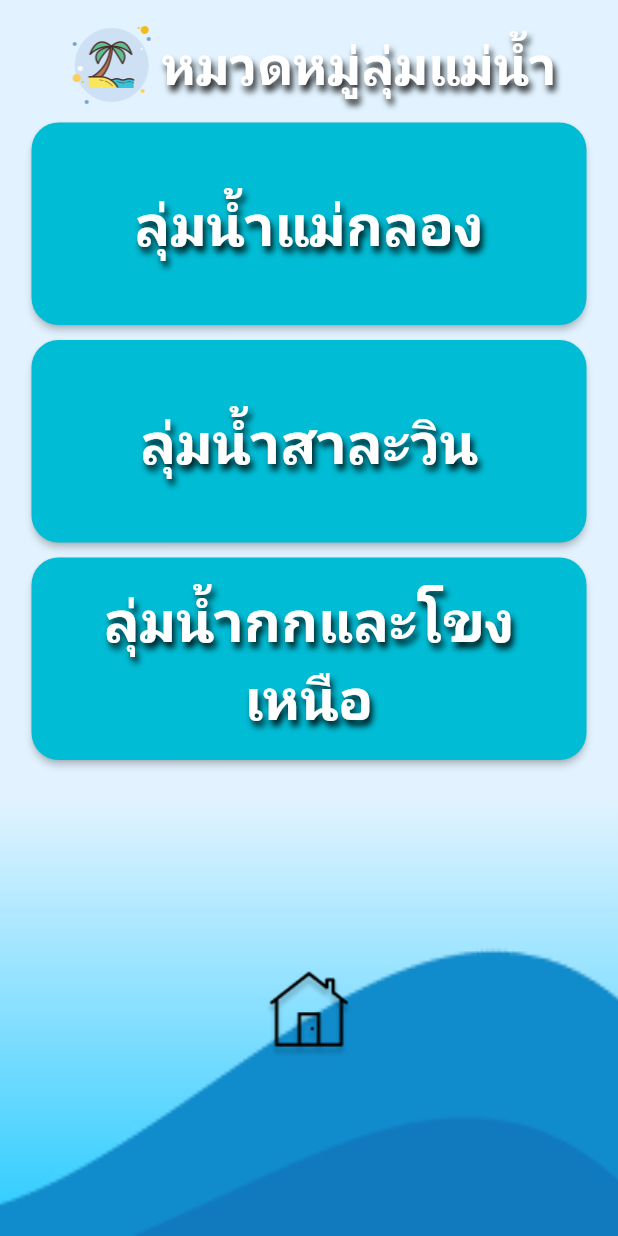
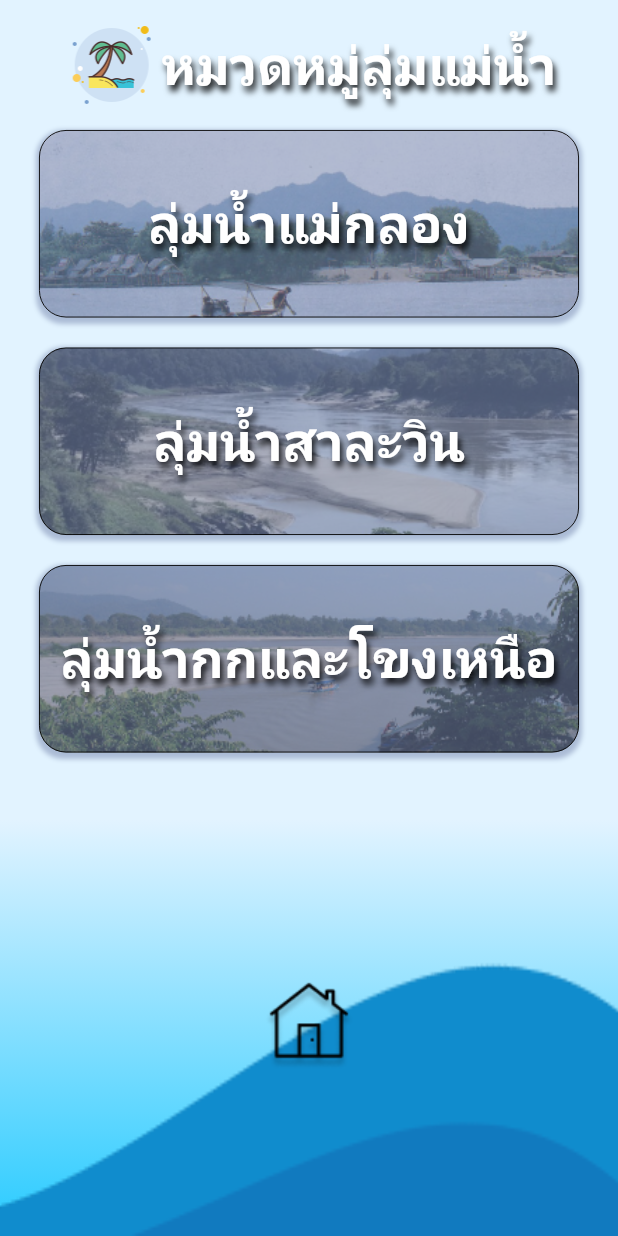
Before and after one commit to dudkinox/FlutterMobileAppTeleDWR, a Flutter app: the ListRiver screen opened directly, on a phone screen of 412 x 824 dp. Run offline on Flutter 3.47's test engine with Material 2 defaults, Android fonts, the phone set to English and light mode, and no system bars; our stand-ins replace avatar_glow, fluttertoast; missing offline and left inert: bezier_chart, flutter_glow.

Commit message:
Update1/6/2564 19.17น.

```diff
--- a/lib/Application/OverViewPage.dart
+++ b/lib/Application/OverViewPage.dart
@@ -1,4 +1,5 @@
 import 'dart:convert';
+import 'package:avatar_glow/avatar_glow.dart';
 import 'package:http/http.dart' as http;
 import 'package:dwr0001/Models/station_model.dart';
 import 'package:flutter/material.dart';
@@ -31,7 +32,6 @@ class MyDisplayClass extends StatelessWidget {
         elevation: 10.0,
       ),
       body: Center(
-
         child: FutureBuilder<List<StationModel>>(
           future: getStationList(basinID),
           builder: (context, snapshot) {
@@ -43,9 +43,13 @@ class MyDisplayClass extends StatelessWidget {
                   children: [
                     new ListTile(
                       leading: Container(
-                      child: Material(
-                        shape: CircleBorder(),
-                        elevation: 2.0,
+                      child: AvatarGlow(
+                          glowColor: Colors.blue,
+                          endRadius: 35.0,
+                          duration: Duration(milliseconds: 2000),
+                          repeat: true,
+                          showTwoGlows: true,
+                          repeatPauseDuration: Duration(milliseconds: 200),
                   child: CircleAvatar(
                         radius: 18.0,
                         child: CircleAvatar(
--- a/lib/Application/StationPage.dart
+++ b/lib/Application/StationPage.dart
@@ -1,6 +1,8 @@
 import 'dart:convert';
 import 'package:bezier_chart/bezier_chart.dart';
+import 'package:dwr0001/Application/OverViewPage.dart';
 import 'package:dwr0001/Models/station_model.dart';
+import 'package:dwr0001/components/body.dart';
 import 'package:flutter/cupertino.dart';
 import 'package:flutter/material.dart';
 import 'package:http/http.dart' as http;
@@ -750,7 +752,7 @@ class MyDisplayClass extends StatelessWidget {
                     builder: (context, snapshot) {
                       if (snapshot.hasData) {
                         final List<DataModelGet> data = snapshot.data;
-                        print(data);
+                        // print(data);
                         return SingleChildScrollView(
                           scrollDirection: Axis.vertical,
                           child: DataTable(
@@ -873,7 +875,7 @@ class MyDisplayClass extends StatelessWidget {
               builder: (context, snapshot) {
                 if (snapshot.hasData) {
                   final List<DataModelGet> data = snapshot.data;
-                  print(data);
+                  // print(data);
                   return SingleChildScrollView(
                       child: Padding(
                     padding: EdgeInsets.all(16.0),
@@ -1009,12 +1011,7 @@ class MyDisplayClass extends StatelessWidget {
               },
             )),
             RefreshIndicator(
-              onRefresh: () async {
-                imageCache.clear();
-                //String url = "your url";
-                //await CachedNetworkImage.evictFromCache(url);
-                await Future.delayed(Duration(seconds: 1));
-              },
+              onRefresh: _handleRefresh,
               child: Padding(
                 padding: const EdgeInsets.all(8.0),
                 child: ListView(children: <Widget>[
@@ -1034,7 +1031,7 @@ class MyDisplayClass extends StatelessWidget {
                       child: Padding(
                         padding: const EdgeInsets.all(8.0),
                         child: FadeInImage.assetNetwork(
-                          placeholder: 'image/loading1.gif',
+                          placeholder: 'assets/images/loading1.gif',
                           image: ('http://tele-maeklong.dwr.go.th/image/' +
                               stnId +
                               '/CCTV_image/Overview_1.jpg'),
@@ -1052,7 +1049,7 @@ class MyDisplayClass extends StatelessWidget {
                       child: Padding(
                         padding: const EdgeInsets.all(8.0),
                         child: FadeInImage.assetNetwork(
-                          placeholder: 'image/loading1.gif',
+                          placeholder: 'assets/images/loading1.gif',
                           image: ('http://tele-maeklong.dwr.go.th/image/' +
                               stnId +
                               '/CCTV_image/Staff_1.jpg'),
@@ -1071,8 +1068,15 @@ class MyDisplayClass extends StatelessWidget {
 }
 
 Future<Null> _handleRefresh() {
-  return null;
+  BuildContext context;
+  // Navigator.pushReplacement(
+  //   context, PageRouteBuilder(pageBuilder: (a,b,c) =>MyDisplayClass(0),transitionDuration: Duration(seconds: 0)));
+    Navigator.of(context).pushReplacement(
+                      MaterialPageRoute(builder: (context) => Mainbody()),
+                    );
+
 }
+
 
 Future<StationModel> getStation(String stn_id) async {
   final String url =
@@ -1083,10 +1087,10 @@ Future<StationModel> getStation(String stn_id) async {
   //final String url = "https://jsonplaceholder.typicode.com/todos/1";
   final response = await http.get(Uri.parse(url));
   if (response.statusCode == 200) {
-    print('Response status: ${response.statusCode}');
-    print('Response body: ${response.body}');
+    // print('Response status: ${response.statusCode}');
+    // print('Response body: ${response.body}');
     final station = jsonDecode(response.body);
-    print('Response JsonDecode: $station');
+    // print('Response JsonDecode: $station');
     return StationModel.fromJson(station);
   } else {
     throw Exception();
@@ -1106,8 +1110,8 @@ Future<List<StationModel>> getStationList() async {
       "http://tele-maeklong.dwr.go.th/webservice/webservice_mk_json";
   final response = await http.get(Uri.parse(url));
   if (response.statusCode == 200) {
-    print('Response status: ${response.statusCode}');
-    print('Response body: ${response.body}');
+    // print('Response status: ${response.statusCode}');
+    // print('Response body: ${response.body}');
 
     return parseStation(response.body);
   } else {
@@ -1116,7 +1120,7 @@ Future<List<StationModel>> getStationList() async {
 }
 
 loadData() async {
-  print("LoadData");
+  // print("LoadData");
 }
 
 List<StationModel> parseData(String responseBody) {
@@ -1135,10 +1139,10 @@ Future<StationModel> getStationData(String stn_id) async {
   //final String url = "https://jsonplaceholder.typicode.com/todos/1";
   final response = await http.get(Uri.parse(url));
   if (response.statusCode == 200) {
-    print('Response status: ${response.statusCode}');
-    print('Response body: ${response.body}');
+    // print('Response status: ${response.statusCode}');
+    // print('Response body: ${response.body}');
     final station = jsonDecode(response.body);
-    print('Response JsonDecode: $station');
+    // print('Response JsonDecode: $station');
     return StationModel.fromJson(station);
   } else {
     throw Exception();
@@ -1160,7 +1164,7 @@ Future<List<DataModelGet>> getStationData24H(String stn_id) async {
   //final String url = "https://jsonplaceholder.typicode.com/todos/1";
   final response = await http.get(Uri.parse(url));
   if (response.statusCode == 200) {
-    print('Response status: ${response.statusCode}');
+    // print('Response status: ${response.statusCode}');
     //print('Response body: ${response.body}');
     return parseData_(response.body);
   } else {
--- a/lib/components/eventmenu/Eventpage.dart
+++ b/lib/components/eventmenu/Eventpage.dart
@@ -2,7 +2,6 @@ import 'package:dwr0001/components/body.dart';
 import '../../constants.dart';
 import 'package:flutter/material.dart';
 import 'package:flutter/rendering.dart';
-import 'MainBox.dart';
 import '../river/River.dart';
 
 class EventPage extends StatelessWidget {
@@ -29,8 +28,7 @@ class EventPage extends StatelessWidget {
                       image: AssetImage('assets/images/river.png'),
                       fit: BoxFit.cover,
                       colorFilter: ColorFilter.mode(
-                            backgroundmenu.withOpacity(0.45),
-                            BlendMode.dstATop)),
+                          backgroundmenu.withOpacity(0.45), BlendMode.dstATop)),
                   color: backgroundmenu,
                   boxShadow: [
                     BoxShadow(
@@ -88,8 +86,7 @@ class EventPage extends StatelessWidget {
                             color: backgroundmenu.withOpacity(0.5),
                             spreadRadius: 2,
                             blurRadius: 2,
-                              offset:
-                                  Offset(0, 2), // changes position of shadow
+                            offset: Offset(0, 2), // changes position of shadow
                           ),
                         ],
                       ),
@@ -131,8 +128,7 @@ class EventPage extends StatelessWidget {
                             color: backgroundmenu.withOpacity(0.5),
                             spreadRadius: 2,
                             blurRadius: 2,
-                              offset:
-                                  Offset(0, 2), // changes position of shadow
+                            offset: Offset(0, 2), // changes position of shadow
                           ),
                         ],
                       ),
@@ -163,11 +159,10 @@ class EventPage extends StatelessWidget {
             Expanded(
               flex: 1,
               child: Container(
-                  height: size.height*1,
-                  width: size.width*1,
-
+                height: size.height * 1,
+                width: size.width * 1,
+                margin: const EdgeInsets.only(top: 130),
                 decoration: BoxDecoration(
-
                   image: DecorationImage(
                       image: AssetImage("assets/images/wavedown.png"),
                       fit: BoxFit.cover),
@@ -185,7 +180,8 @@ class EventPage extends StatelessWidget {
                     Navigator.of(context).pushReplacement(
                       MaterialPageRoute(builder: (context) => Mainbody()),
                     );
-                      }),
+                  },
+                ),
               ),
             ),
           ],
--- a/lib/components/eventmenu/MainBox.dart
+++ /dev/null
@@ -1,47 +0,0 @@
-import 'package:flutter/material.dart';
-
-// สร้าง container ต้นแบบ
-class Mainbox extends StatelessWidget {
-  final String title; //ชื่อหัวข้อ
-  final Color color; //สีกล่อง
-  final double height; //ความสูงกล่อง
-  final double width; //ความกว้างกล่อง
-  final press; //การใช้งาน
-
-  const Mainbox({
-    Key key,
-    this.title,
-    this.color,
-    this.height,
-    this.width,
-    this.press,
-    int font,
-  });
-
-  @override
-  Widget build(BuildContext context) {
-    return Container(
-      height: height,
-      width: width,
-      child: ElevatedButton(
-        style: ElevatedButton.styleFrom(
-          shape: RoundedRectangleBorder(
-            borderRadius: BorderRadius.circular(18), // <-- Radius
-          ),
-        ),
-        onPressed: press,
-        child: Text(
-          title,
-          style: TextStyle(shadows: [
-            Shadow(
-              blurRadius: 5.0,
-              color: Colors.black87,
-              offset: Offset(2.0, 4.0),
-            ),
-          ], fontSize: 38, color: Colors.white, fontWeight: FontWeight.bold),
-          textAlign: TextAlign.center,
-        ),
-      ),
-    );
-  }
-}
--- a/lib/components/river/River.dart
+++ b/lib/components/river/River.dart
@@ -1,6 +1,5 @@
 import 'package:dwr0001/Application/OverViewPage.dart';
 import 'package:dwr0001/components/body.dart';
-import 'package:dwr0001/components/eventmenu/MainBox.dart';
 import 'package:flutter/material.dart';
 import '../../constants.dart';
 
@@ -70,6 +69,7 @@ class River extends StatelessWidget {
 class ListRiver extends StatelessWidget {
   @override
   Widget build(BuildContext context) {
+    Size size = MediaQuery.of(context).size;
     return Scaffold(
       body: Container(
         color: backgroundmainColor,
@@ -104,13 +104,49 @@ class ListRiver extends StatelessWidget {
             Column(
               mainAxisAlignment: MainAxisAlignment.center,
               children: [
-                Mainbox(
-                  title: "ลุ่มน้ำแม่กลอง",
+                GestureDetector(
+                  child: Container(
+                    height: 125,
+                    width: 360,
+                    margin: const EdgeInsets.all(5.0),
+                    decoration: BoxDecoration(
+                      border: Border.all(width: 0.6),
+                      borderRadius: BorderRadius.circular(18),
+                      image: DecorationImage(
+                          image: AssetImage('assets/images/river1.png'),
+                          fit: BoxFit.cover,
+                          colorFilter: ColorFilter.mode(
+                              backgroundmenu.withOpacity(0.45),
+                              BlendMode.dstATop)),
+                      color: backgroundmenu,
+                      boxShadow: [
+                        BoxShadow(
+                          color: backgroundmenu.withOpacity(0.5),
+                          spreadRadius: 2,
+                          blurRadius: 2,
+                          offset: Offset(0, 2), // changes position of shadow
+                        ),
+                      ],
+                    ),
+                    child: Center(
+                      child: Text(
+                        "ลุ่มน้ำแม่กลอง",
+                        style: TextStyle(
+                            shadows: [
+                              Shadow(
+                                blurRadius: 5.0,
+                                color: Colors.black87,
+                                offset: Offset(2.0, 4.0),
+                              ),
+                            ],
+                            fontSize: 35,
                             color: Colors.white,
-                  height: 135,
-                  width: 370,
-                  font: 30,
-                  press: () {
+                            fontWeight: FontWeight.bold),
+                        textAlign: TextAlign.center,
+                      ),
+                    ),
+                  ),
+                  onTap: () {
                     Navigator.push(
                       context,
                       MaterialPageRoute(builder: (context) => OverViewPage(1)),
@@ -118,13 +154,49 @@ class ListRiver extends StatelessWidget {
                   },
                 ),
                 SizedBox(height: 10),
-                Mainbox(
-                  title: "ลุ่มน้ำสาละวิน",
+                GestureDetector(
+                  child: Container(
+                    height: 125,
+                    width: 360,
+                    margin: const EdgeInsets.all(5.0),
+                    decoration: BoxDecoration(
+                      border: Border.all(width: 0.6),
+                      borderRadius: BorderRadius.circular(18),
+                      image: DecorationImage(
+                          image: AssetImage('assets/images/river2.png'),
+                          fit: BoxFit.cover,
+                          colorFilter: ColorFilter.mode(
+                              backgroundmenu.withOpacity(0.45),
+                              BlendMode.dstATop)),
+                      color: backgroundmenu,
+                      boxShadow: [
+                        BoxShadow(
+                          color: backgroundmenu.withOpacity(0.5),
+                          spreadRadius: 2,
+                          blurRadius: 2,
+                          offset: Offset(0, 2), // changes position of shadow
+                        ),
+                      ],
+                    ),
+                    child: Center(
+                      child: Text(
+                        "ลุ่มน้ำสาละวิน",
+                        style: TextStyle(
+                            shadows: [
+                              Shadow(
+                                blurRadius: 5.0,
+                                color: Colors.black87,
+                                offset: Offset(2.0, 4.0),
+                              ),
+                            ],
+                            fontSize: 35,
                             color: Colors.white,
-                  height: 135,
-                  width: 370,
-                  font: 30,
-                  press: () {
+                            fontWeight: FontWeight.bold),
+                        textAlign: TextAlign.center,
+                      ),
+                    ),
+                  ),
+                  onTap: () {
                     Navigator.push(
                       context,
                       MaterialPageRoute(builder: (context) => OverViewPage(2)),
@@ -132,13 +204,49 @@ class ListRiver extends StatelessWidget {
                   },
                 ),
                 SizedBox(height: 10),
-                Mainbox(
-                  title: "ลุ่มน้ำกกและโขงเหนือ",
+                GestureDetector(
+                  child: Container(
+                    height: 125,
+                    width: 360,
+                    margin: const EdgeInsets.all(5.0),
+                    decoration: BoxDecoration(
+                      border: Border.all(width: 0.6),
+                      borderRadius: BorderRadius.circular(18),
+                      image: DecorationImage(
+                          image: AssetImage('assets/images/river3.png'),
+                          fit: BoxFit.cover,
+                          colorFilter: ColorFilter.mode(
+                              backgroundmenu.withOpacity(0.45),
+                              BlendMode.dstATop)),
+                      color: backgroundmenu,
+                      boxShadow: [
+                        BoxShadow(
+                          color: backgroundmenu.withOpacity(0.5),
+                          spreadRadius: 2,
+                          blurRadius: 2,
+                          offset: Offset(0, 2), // changes position of shadow
+                        ),
+                      ],
+                    ),
+                    child: Center(
+                      child: Text(
+                        "ลุ่มน้ำกกและโขงเหนือ",
+                        style: TextStyle(
+                            shadows: [
+                              Shadow(
+                                blurRadius: 5.0,
+                                color: Colors.black87,
+                                offset: Offset(2.0, 4.0),
+                              ),
+                            ],
+                            fontSize: 35,
                             color: Colors.white,
-                  height: 135,
-                  width: 370,
-                  font: 30,
-                  press: () {
+                            fontWeight: FontWeight.bold),
+                        textAlign: TextAlign.center,
+                      ),
+                    ),
+                  ),
+                  onTap: () {
                     Navigator.push(
                       context,
                       MaterialPageRoute(builder: (context) => OverViewPage(3)),
@@ -151,6 +259,9 @@ class ListRiver extends StatelessWidget {
             Expanded(
               flex: 1,
               child: Container(
+                height: size.height*1,
+                  width: size.width*1,
+                  margin: const EdgeInsets.only(top:15),
                 decoration: BoxDecoration(
                   image: DecorationImage(
                       image: AssetImage("assets/images/wavedown.png"),
@@ -161,8 +272,6 @@ class ListRiver extends StatelessWidget {
                     end: Alignment.bottomCenter,
                   ),
                 ),
-                height: 110,
-                width: 450,
                 child: IconButton(
                     icon: Image.asset('assets/images/home.png'),
                     onPressed: () {
--- a/pubspec.yaml
+++ b/pubspec.yaml
@@ -68,6 +68,7 @@ flutter:
     - images/bg2.png
     - images/ic_launcher.png
     - assets/images/loading1.gif
+    - assets/images/loading2.gif
     - assets/images/beach.png
     - assets/images/bg.png
     - assets/images/bg2.png
@@ -81,6 +82,9 @@ flutter:
     - assets/images/lineriver.png
     - assets/images/web.png
     - assets/images/contact.png
+    - assets/images/river1.png
+    - assets/images/river2.png
+    - assets/images/river3.png
 
   # An image asset can refer to one or more resolution-specific "variants", see
   # https://flutter.dev/assets-and-images/#resolution-aware.
```
Also changed, not shown: assets/images/loading2.gif (renamed from images/loading2.gif), assets/images/river1.png (added), assets/images/river2.png (added), assets/images/river3.png (added). Lines whose indentation alone changed are shown as unchanged.
